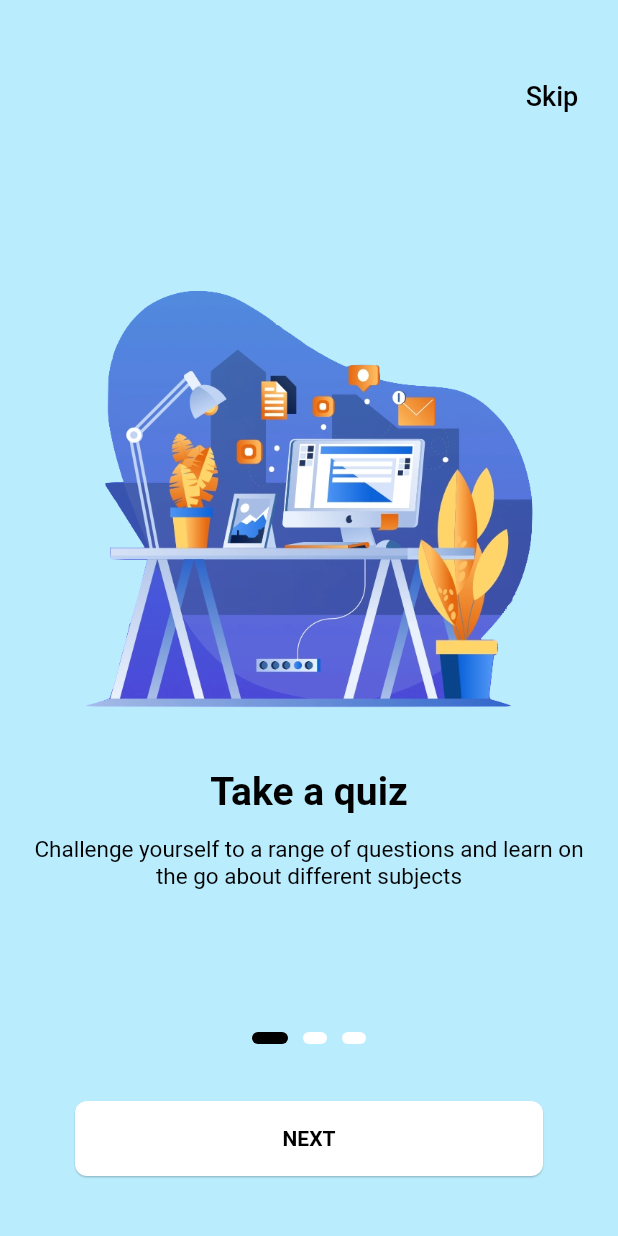
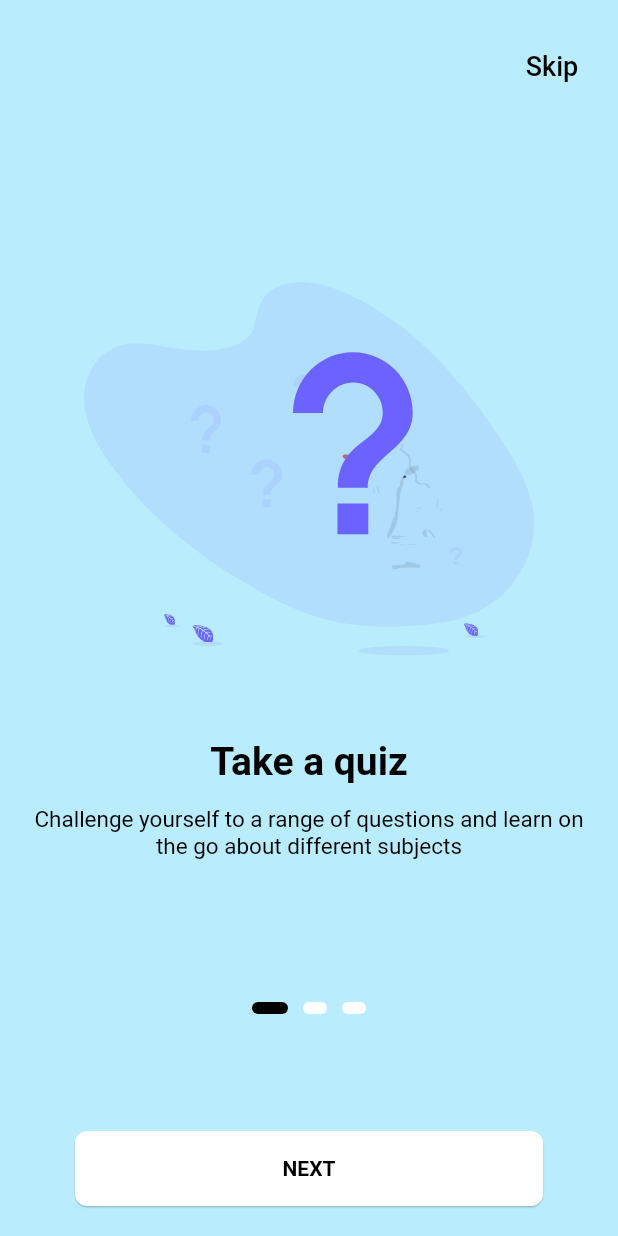
Before and after one commit to timilehinjegede/tour-de-quiz, a Flutter app: the screen it shows after launch, on a phone screen of 412 x 824 dp. Run offline on Flutter 3.47's test engine with Material 2 defaults, Android fonts, the phone set to English and light mode, and no system bars; our stand-ins replace flutter_svg; Roboto replaces fonts that are missing (CM Sans Serif).

Commit message:
Added SVG Images to the onBoarding screens

```diff
--- a/lib/main.dart
+++ b/lib/main.dart
@@ -64,14 +64,14 @@ class _OnBoardingScreenState extends State<OnBoardingScreen> {
                 ? _colorList[1]
                 : _currentPage == 2 ? _colorList[2] : null,
         child: Padding(
-          padding: EdgeInsets.symmetric(vertical: 40.0),
+          padding: EdgeInsets.symmetric(vertical: 20.0),
           child: Column(
-            crossAxisAlignment: CrossAxisAlignment.stretch,
+//            crossAxisAlignment: CrossAxisAlignment.stretch,
             children: <Widget>[
               Container(
                 alignment: Alignment.centerRight,
                 child: FlatButton(
-                  onPressed: () => print('Skip'),
+                  onPressed: () {},
                   child: Text(
                     _currentPage == 2 ? '' : 'Skip',
                     style: TextStyle(
@@ -82,7 +82,7 @@ class _OnBoardingScreenState extends State<OnBoardingScreen> {
                 ),
               ),
               Container(
-                height: 600.0,
+                height: 600,
                 child: PageView(
                   controller: _pageController,
                   onPageChanged: (int page) {
--- a/lib/onboarding/compete.dart
+++ b/lib/onboarding/compete.dart
@@ -1,19 +1,18 @@
 import 'package:flutter/material.dart';
 import 'package:tourdequiz/utils/styles.dart';
+import 'package:flutter_svg/flutter_svg.dart';
 
-Widget competeWidget(){
+Widget competeWidget() {
   return Padding(
     padding: EdgeInsets.all(40.0),
     child: Column(
       crossAxisAlignment: CrossAxisAlignment.center,
       mainAxisAlignment: MainAxisAlignment.center,
       children: <Widget>[
-        Image(
-          image: AssetImage(
-            'images/onboarding2.png',
-          ),
-          height: 300.0,
-          width: 300.0,
+        SvgPicture.asset(
+          'images/stats.svg',
+          height: 300,
+          width: 300,
         ),
         SizedBox(height: 30.0),
         Text(
--- a/lib/onboarding/contribute.dart
+++ b/lib/onboarding/contribute.dart
@@ -1,20 +1,18 @@
 import 'package:flutter/material.dart';
 import 'package:tourdequiz/utils/styles.dart';
+import 'package:flutter_svg/flutter_svg.dart';
 
-
-Widget contributeWidget(){
+Widget contributeWidget() {
   return Padding(
     padding: EdgeInsets.all(40.0),
     child: Column(
       crossAxisAlignment: CrossAxisAlignment.center,
       mainAxisAlignment: MainAxisAlignment.center,
       children: <Widget>[
-        Image(
-          image: AssetImage(
-            'images/onboarding1.png',
-          ),
-          height: 300.0,
-          width: 300.0,
+        SvgPicture.asset(
+          'images/book.svg',
+          height: 300,
+          width: 300,
         ),
         SizedBox(height: 30.0),
         Text(
--- a/lib/onboarding/take.dart
+++ b/lib/onboarding/take.dart
@@ -1,19 +1,18 @@
 import 'package:flutter/material.dart';
 import 'package:tourdequiz/utils/styles.dart';
+import 'package:flutter_svg/flutter_svg.dart';
 
-Widget takeWidget(){
-  return  Padding(
+Widget takeWidget() {
+  return Padding(
     padding: EdgeInsets.all(20.0),
     child: Column(
       crossAxisAlignment: CrossAxisAlignment.center,
       mainAxisAlignment: MainAxisAlignment.center,
       children: <Widget>[
-        Image(
-          image: AssetImage(
-            'images/onboarding0.png',
-          ),
-          height: 300.0,
-          width: 300.0,
+        SvgPicture.asset(
+          'images/question.svg',
+          height: 300,
+          width: 300,
         ),
         SizedBox(height: 30.0),
         Text(
--- a/pubspec.yaml
+++ b/pubspec.yaml
@@ -27,6 +27,7 @@ dependencies:
 dev_dependencies:
   flutter_test:
     sdk: flutter
+  flutter_svg: ^0.17.1
 
 
 # For information on the generic Dart part of this file, see the
```
Also changed, not shown: lib/utils/styles.dart (+8 -12 lines), images/onboarding0.png (deleted), images/onboarding1.png (deleted), images/onboarding2.png (deleted), pubspec.lock.
